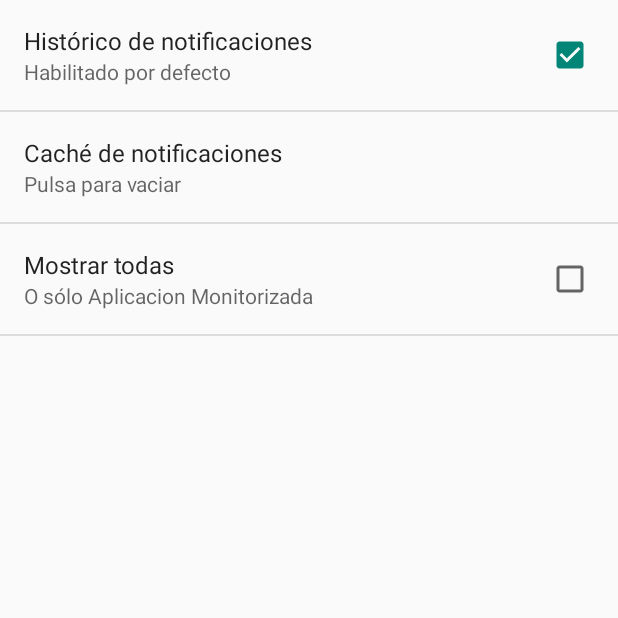
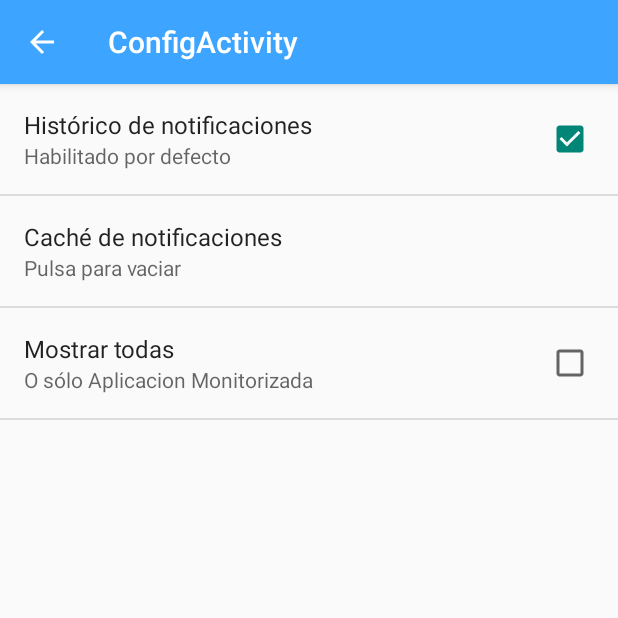
Before and after one commit to kraventh/FinalPFG, an Android app: the screen it shows after launch (MainActivity before the commit, ConfigActivity after it), after a tap on "Configuración", on a phone screen of 412 x 824 dp, the top half of it. Run offline under Robolectric (Android 15) with nearby library versions, the phone set to English and light mode, and no system bars.

Commit message:
Draft-20150812N

```diff
--- /dev/null
+++ b/app/src/main/java/es/dlacalle/finalpfg/ConfigActivity.java
@@ -0,0 +1,18 @@
+package es.dlacalle.finalpfg;
+
+import android.os.Bundle;
+import android.support.v7.app.AppCompatActivity;
+
+public class ConfigActivity extends AppCompatActivity {
+
+    @Override
+    protected void onCreate(Bundle savedInstanceState) {
+        super.onCreate(savedInstanceState);
+        setContentView(R.layout.activity_config);
+        if (savedInstanceState == null) {
+            getFragmentManager().beginTransaction()
+                    .add(R.id.fragment_cfg_container, new ConfigActivityFragment())
+                    .commit();
+        }
+    }
+}
--- /dev/null
+++ b/app/src/main/java/es/dlacalle/finalpfg/ConfigActivityFragment.java
@@ -0,0 +1,25 @@
+package es.dlacalle.finalpfg;
+
+import android.os.Bundle;
+import android.preference.Preference;
+import android.preference.PreferenceFragment;
+import android.view.LayoutInflater;
+import android.view.View;
+import android.view.ViewGroup;
+import android.widget.Toast;
+
+/**
+ * A placeholder fragment containing a simple view.
+ */
+public class ConfigActivityFragment extends PreferenceFragment {
+
+    @Override
+    public void onCreate(Bundle savedInstanceState){
+        super.onCreate(savedInstanceState);
+
+        //Cargar las preferencias desde el XML
+        addPreferencesFromResource(R.xml.pref_config);
+
+
+    }
+}
--- a/app/src/main/java/es/dlacalle/finalpfg/MainActivity.java
+++ b/app/src/main/java/es/dlacalle/finalpfg/MainActivity.java
@@ -18,7 +18,7 @@ public class MainActivity extends AppCompatActivity {
         setContentView(R.layout.activity_main);
         if (savedInstanceState == null) {
             getFragmentManager().beginTransaction()
-                    .add(R.id.fragment_container, new SettingsFragment())
+                    .add(R.id.fragment_container, new MainActivityFragment())
                     .commit();
         }
 
--- a/app/src/main/java/es/dlacalle/finalpfg/SettingsFragment.java
+++ b/app/src/main/java/es/dlacalle/finalpfg/MainActivityFragment.java
@@ -1,22 +1,15 @@
 package es.dlacalle.finalpfg;
 
-import android.annotation.TargetApi;
-import android.os.Build;
 import android.os.Bundle;
 import android.preference.Preference;
-import android.preference.PreferenceActivity;
 import android.preference.PreferenceFragment;
-import android.preference.PreferenceScreen;
-import android.support.annotation.NonNull;
 import android.widget.Toast;
-
-import java.util.List;
 
 
 /**
  * Fragment para preferencias y configuración
  */
-public class SettingsFragment extends PreferenceFragment {
+public class MainActivityFragment extends PreferenceFragment {
 
     @Override
     public void onCreate(Bundle savedInstanceState){
--- /dev/null
+++ b/app/src/main/res/layout/activity_config.xml
@@ -0,0 +1,7 @@
+<FrameLayout
+    android:id="@+id/fragment_cfg_container"
+    android:layout_width="match_parent"
+    android:layout_height="match_parent"
+    xmlns:android="http://schemas.android.com/apk/res/android">
+
+</FrameLayout>
--- a/app/src/main/res/values/strings.xml
+++ b/app/src/main/res/values/strings.xml
@@ -18,4 +18,5 @@
     <string name="text_iconobt">IconoBt</string>
     <string name="text_btdevicename">DeviceName</string>
     <string name="text_btdeviceaddress">DeviceAddress</string>
+    <string name="title_activity_config">ConfigActivity</string>
 </resources>
--- a/app/src/main/res/xml/preferences.xml
+++ b/app/src/main/res/xml/preferences.xml
@@ -1,30 +1,31 @@
 <?xml version="1.0" encoding="utf-8"?>
-<PreferenceScreen
-    xmlns:android="http://schemas.android.com/apk/res/android"
-    >
+<PreferenceScreen xmlns:android="http://schemas.android.com/apk/res/android">
 
-    <Preference android:key="permiso_notificaciones_category_key"
-    android:title="Permiso Notificaciones"
+    <Preference
         android:icon="@mipmap/permission"
+        android:key="permiso_notificaciones_category_key"
         android:summary="Activar/desactivar el acceso"
-    >
+        android:title="Permiso Notificaciones">
         <intent android:action="android.settings.ACTION_NOTIFICATION_LISTENER_SETTINGS" />
     </Preference>
 
-    <Preference android:key="bluetooth_category_key"
-        android:title="Bluetooth"
+    <Preference
         android:icon="@mipmap/bluetooth"
+        android:key="bluetooth_category_key"
         android:summary="Disponible. Desconectado"
-        >
-        <intent android:targetPackage="es.dlacalle.finalpfg"
-            android:targetClass="es.dlacalle.finalpfg.BluetoothActivity"/>
+        android:title="Bluetooth">
+        <intent
+            android:targetClass="es.dlacalle.finalpfg.bt.BluetoothActivity"
+            android:targetPackage="es.dlacalle.finalpfg" />
 
     </Preference>
 
-        <PreferenceScreen android:title="App no seleccionada"
+    <PreferenceScreen
         android:icon="@mipmap/app"
         android:key="app_monitorizada"
-            android:summary="No se monitoriza ninguna aplicación">
+        android:summary="No se monitoriza ninguna aplicación"
+        android:title="App no seleccionada">
+
         <EditTextPreference
             android:defaultValue="Ninguna"
             android:editable="false"
@@ -39,38 +40,23 @@
             android:visibility="gone" />
     </PreferenceScreen>
 
-    <PreferenceScreen android:title="Configuración"
+    <PreferenceScreen
         android:icon="@mipmap/settings"
-        android:summary="Display, Notificaciones, GPS...">
-        <CheckBoxPreference
-            android:defaultValue="true"
-            android:key="habilitar_historico_notificaciones"
-            android:summary="Habilitado por defecto"
-            android:title="Histórico de notificaciones" />
-
-        <Preference
-            android:dependency="habilitar_historico_notificaciones"
-            android:key="limpiar_historico_notif"
-            android:summary="Pulsa para vaciar"
-            android:title="Caché de notificaciones" />
-
-        <CheckBoxPreference
-            android:defaultValue="false"
-            android:key="mostrar_notif_desestimadas"
-            android:summary="O sólo Aplicacion Monitorizada"
-            android:title="Mostrar todas"
-            />
+        android:summary="Display, Notificaciones, GPS..."
+        android:title="Configuración">
+        <intent
+            android:targetClass="es.dlacalle.finalpfg.ConfigActivity"
+            android:targetPackage="es.dlacalle.finalpfg" />
 
     </PreferenceScreen>
 
     <EditTextPreference
-            android:key = "save_log"
-            android:title="Guardar LOG"
         android:defaultValue="pfg.log"
+        android:dialogTitle="Nombre del archivo"
         android:icon="@mipmap/savelog"
-            android:dialogTitle="Nombre del archivo"
+        android:key="save_log"
+        android:negativeButtonText="Cancelar"
         android:positiveButtonText="Guardar"
-            android:negativeButtonText="Cancelar">
-        </EditTextPreference>
+        android:title="Guardar LOG"/>
 
 </PreferenceScreen>
```
Also changed, not shown: app/src/main/AndroidManifest.xml (+7 -0 lines), app/src/main/java/es/dlacalle/finalpfg/bt/BluetoothActivity.java (+14 -8 lines), app/src/main/res/anim/in_from_left.xml (deleted, +0 -8 lines), app/src/main/res/anim/in_from_right.xml (deleted, +0 -8 lines), app/src/main/res/anim/out_to_left.xml (deleted, +0 -7 lines), app/src/main/res/anim/out_to_right.xml (deleted, +0 -9 lines), app/src/main/res/menu/menu_config.xml (added, +7 -0 lines), app/src/main/res/xml/pref_headers.xml (deleted, +0 -46 lines), 1 other file. Lines whose indentation alone changed are shown as unchanged.
